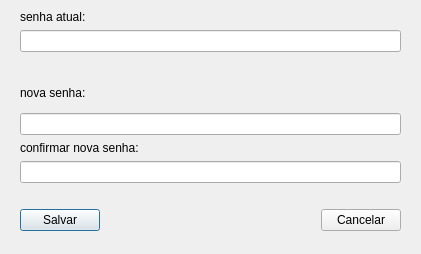
Before: the Qt Designer form TrabalhoFinalQT/alterarsenha.ui in arianeam/prog.OOC-, drawn with Qt 5.
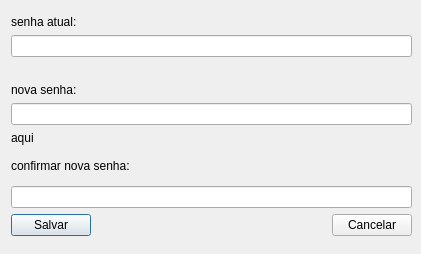
After: the same form once the commit is applied.

Diff of the .ui file:
```diff
--- a/TrabalhoFinalQT/alterarsenha.ui
+++ b/TrabalhoFinalQT/alterarsenha.ui
@@ -13,20 +13,18 @@
   <property name="windowTitle">
    <string>Dialog</string>
   </property>
-  <widget class="QWidget" name="layoutWidget">
+  <widget class="QWidget" name="">
    <property name="geometry">
     <rect>
-     <x>20</x>
-     <y>10</y>
-     <width>381</width>
+     <x>11</x>
+     <y>15</y>
+     <width>401</width>
      <height>221</height>
     </rect>
    </property>
-   <layout class="QVBoxLayout" name="verticalLayout_5">
-    <item>
      <layout class="QVBoxLayout" name="verticalLayout_4">
       <item>
-       <layout class="QVBoxLayout" name="verticalLayout">
+     <layout class="QVBoxLayout" name="verticalLayout_2">
         <item>
          <widget class="QLabel" name="senhaAtuallabel">
           <property name="text">
@@ -51,7 +49,7 @@
        </layout>
       </item>
       <item>
-       <layout class="QVBoxLayout" name="verticalLayout_2">
+     <layout class="QVBoxLayout" name="verticalLayout">
         <item>
          <widget class="QLabel" name="novaSenhalabel">
           <property name="text">
@@ -66,6 +64,13 @@
           </property>
          </widget>
         </item>
+      <item>
+       <widget class="QLabel" name="avisolabel_2">
+        <property name="text">
+         <string>aqui</string>
+        </property>
+       </widget>
+      </item>
        </layout>
       </item>
       <item>
@@ -83,15 +88,6 @@
            <enum>QLineEdit::Password</enum>
           </property>
          </widget>
-        </item>
-        <item>
-         <widget class="QLabel" name="avisolabel_2">
-          <property name="text">
-           <string/>
-          </property>
-         </widget>
-        </item>
-       </layout>
       </item>
      </layout>
     </item>
```
Lines whose indentation alone changed are shown as unchanged.
